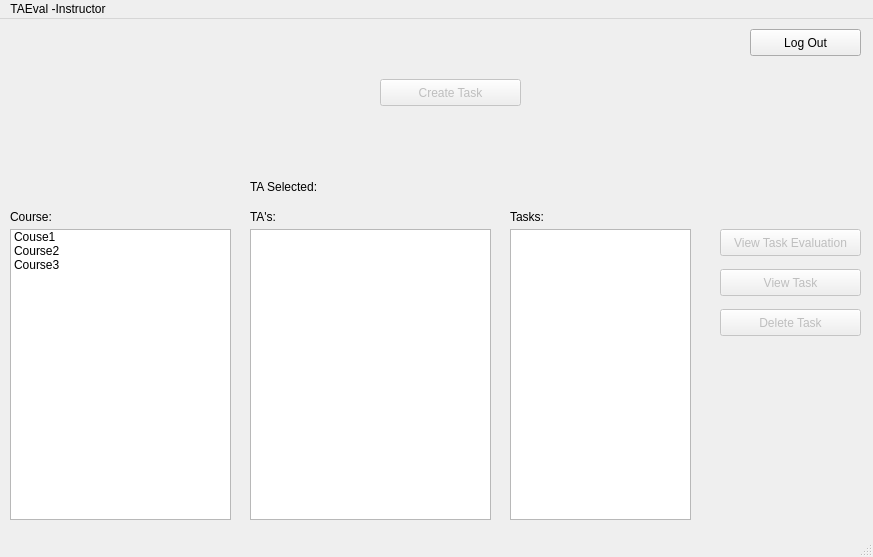
kareem1234/COMP3004, file ClientNetworking/instructorwindow.ui: the form before one commit.
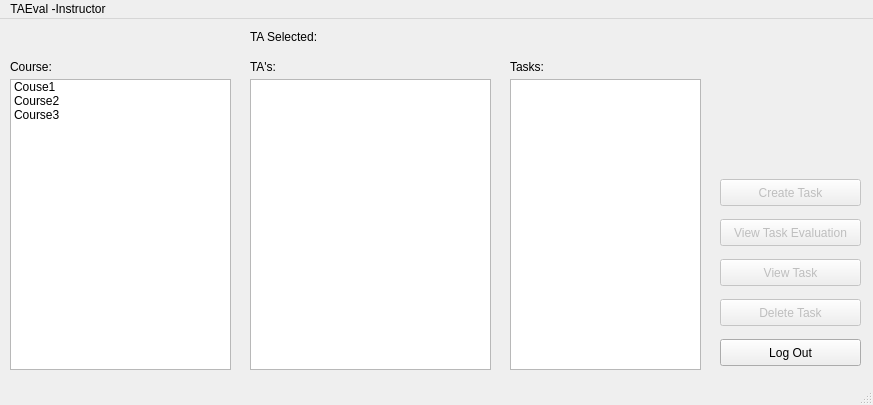
The form after the commit.

```diff
--- a/ClientNetworking/instructorwindow.ui
+++ b/ClientNetworking/instructorwindow.ui
@@ -7,7 +7,7 @@
     <x>0</x>
     <y>0</y>
     <width>873</width>
-    <height>557</height>
+    <height>405</height>
    </rect>
   </property>
   <property name="windowTitle">
@@ -17,9 +17,9 @@
    <widget class="QPushButton" name="logOut">
     <property name="geometry">
      <rect>
-      <x>750</x>
-      <y>10</y>
-      <width>111</width>
+      <x>720</x>
+      <y>320</y>
+      <width>141</width>
       <height>27</height>
      </rect>
     </property>
@@ -31,7 +31,7 @@
     <property name="geometry">
      <rect>
       <x>250</x>
-      <y>210</y>
+      <y>60</y>
       <width>241</width>
       <height>291</height>
      </rect>
@@ -41,7 +41,7 @@
     <property name="geometry">
      <rect>
       <x>250</x>
-      <y>160</y>
+      <y>10</y>
       <width>81</width>
       <height>16</height>
      </rect>
@@ -54,7 +54,7 @@
     <property name="geometry">
      <rect>
       <x>330</x>
-      <y>160</y>
+      <y>10</y>
       <width>111</width>
       <height>16</height>
      </rect>
@@ -67,8 +67,8 @@
     <property name="geometry">
      <rect>
       <x>250</x>
-      <y>190</y>
-      <width>60</width>
+      <y>40</y>
+      <width>41</width>
       <height>16</height>
      </rect>
     </property>
@@ -80,8 +80,8 @@
     <property name="geometry">
      <rect>
       <x>510</x>
-      <y>210</y>
-      <width>181</width>
+      <y>60</y>
+      <width>191</width>
       <height>291</height>
      </rect>
     </property>
@@ -90,7 +90,7 @@
     <property name="geometry">
      <rect>
       <x>510</x>
-      <y>190</y>
+      <y>40</y>
       <width>60</width>
       <height>16</height>
      </rect>
@@ -106,7 +106,7 @@
     <property name="geometry">
      <rect>
       <x>720</x>
-      <y>290</y>
+      <y>280</y>
       <width>141</width>
       <height>27</height>
      </rect>
@@ -122,7 +122,7 @@
     <property name="geometry">
      <rect>
       <x>720</x>
-      <y>250</y>
+      <y>240</y>
       <width>141</width>
       <height>27</height>
      </rect>
@@ -141,7 +141,7 @@
     <property name="geometry">
      <rect>
       <x>10</x>
-      <y>210</y>
+      <y>60</y>
       <width>221</width>
       <height>291</height>
      </rect>
@@ -171,7 +171,7 @@
     <property name="geometry">
      <rect>
       <x>10</x>
-      <y>190</y>
+      <y>40</y>
       <width>71</width>
       <height>16</height>
      </rect>
@@ -187,7 +187,7 @@
     <property name="geometry">
      <rect>
       <x>720</x>
-      <y>210</y>
+      <y>200</y>
       <width>141</width>
       <height>27</height>
      </rect>
@@ -202,8 +202,8 @@
     </property>
     <property name="geometry">
      <rect>
-      <x>380</x>
-      <y>60</y>
+      <x>720</x>
+      <y>160</y>
       <width>141</width>
       <height>27</height>
      </rect>
```
